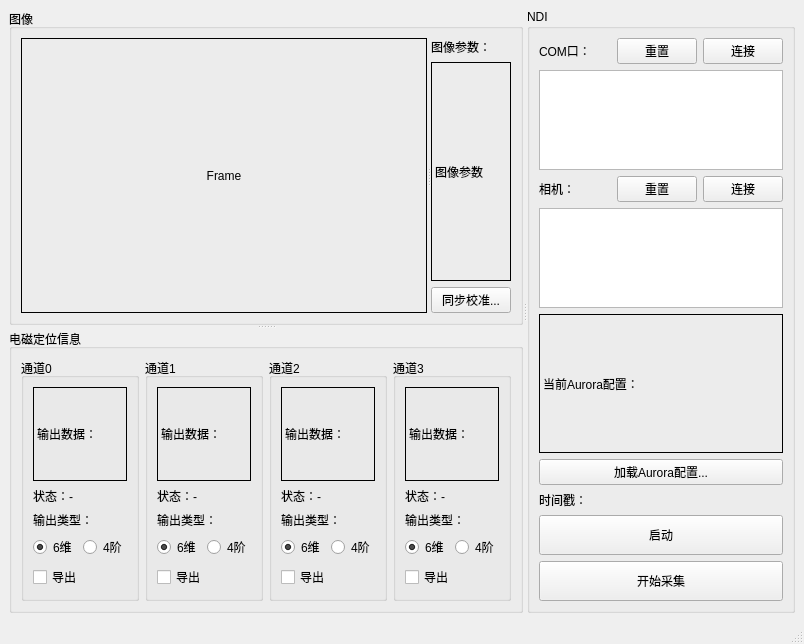
Qt form mainwindow.ui (Backlory/VideoPoseSampler_QT) before a commit.
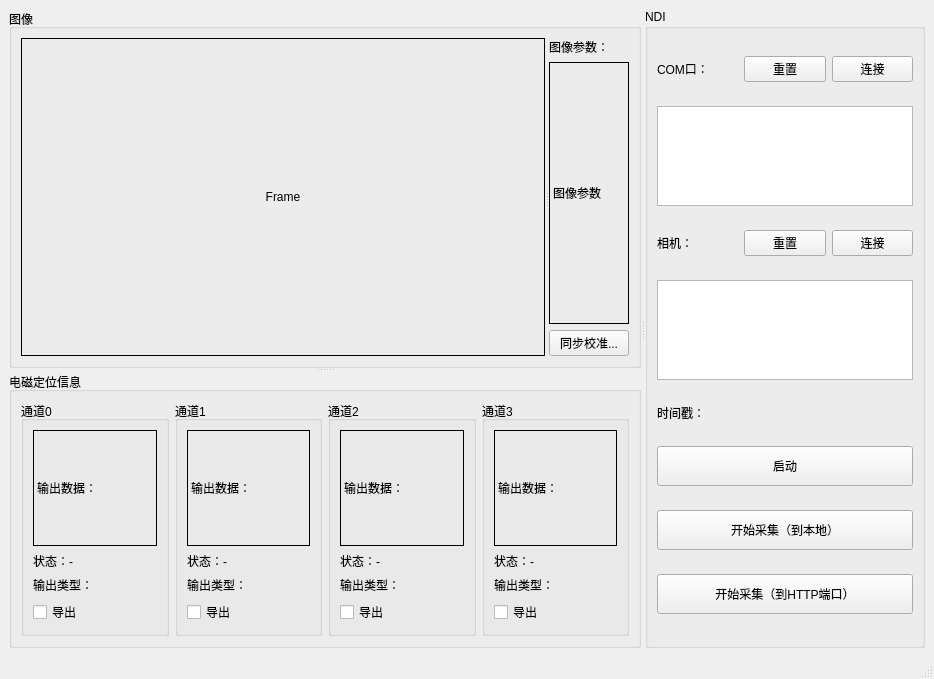
The same form after that commit.

Commit message: adjust: 修改四个位姿通道的显示逻辑； feaadd: 加入COM口检测模块；加入自定义NDI端口选择功能；完成export基础结构

The edit to the form file:
```diff
--- a/mainwindow.ui
+++ b/mainwindow.ui
@@ -6,8 +6,8 @@
    <rect>
     <x>0</x>
     <y>0</y>
-    <width>804</width>
-    <height>644</height>
+    <width>934</width>
+    <height>679</height>
    </rect>
   </property>
   <property name="windowTitle">
@@ -184,39 +184,6 @@
               </property>
              </widget>
             </item>
-            <item>
-             <layout class="QHBoxLayout" name="horizontalLayout_6">
-              <item>
-               <widget class="QRadioButton" name="NDI_Rb0_6">
-                <property name="sizePolicy">
-                 <sizepolicy hsizetype="Preferred" vsizetype="Fixed">
-                  <horstretch>0</horstretch>
-                  <verstretch>0</verstretch>
-                 </sizepolicy>
-                </property>
-                <property name="text">
-                 <string>6维</string>
-                </property>
-                <property name="checked">
-                 <bool>true</bool>
-                </property>
-               </widget>
-              </item>
-              <item>
-               <widget class="QRadioButton" name="NDI_Rb0_4">
-                <property name="sizePolicy">
-                 <sizepolicy hsizetype="Preferred" vsizetype="Fixed">
-                  <horstretch>0</horstretch>
-                  <verstretch>0</verstretch>
-                 </sizepolicy>
-                </property>
-                <property name="text">
-                 <string>4阶</string>
-                </property>
-               </widget>
-              </item>
-             </layout>
-            </item>
             <item>
              <widget class="QCheckBox" name="NDI_Cb0">
               <property name="sizePolicy">
@@ -281,39 +248,6 @@
               </property>
              </widget>
             </item>
-            <item>
-             <layout class="QHBoxLayout" name="horizontalLayout_7">
-              <item>
-               <widget class="QRadioButton" name="NDI_Rb1_6">
-                <property name="sizePolicy">
-                 <sizepolicy hsizetype="Preferred" vsizetype="Fixed">
-                  <horstretch>0</horstretch>
-                  <verstretch>0</verstretch>
-                 </sizepolicy>
-                </property>
-                <property name="text">
-                 <string>6维</string>
-                </property>
-                <property name="checked">
-                 <bool>true</bool>
-                </property>
-               </widget>
-              </item>
-              <item>
-               <widget class="QRadioButton" name="NDI_Rb1_4">
-                <property name="sizePolicy">
-                 <sizepolicy hsizetype="Preferred" vsizetype="Fixed">
-                  <horstretch>0</horstretch>
-                  <verstretch>0</verstretch>
-                 </sizepolicy>
-                </property>
-                <property name="text">
-                 <string>4阶</string>
-                </property>
-               </widget>
-              </item>
-             </layout>
-            </item>
             <item>
              <widget class="QCheckBox" name="NDI_Cb1">
               <property name="sizePolicy">
@@ -378,39 +312,6 @@
               </property>
              </widget>
             </item>
-            <item>
-             <layout class="QHBoxLayout" name="horizontalLayout_8">
-              <item>
-               <widget class="QRadioButton" name="NDI_Rb2_6">
-                <property name="sizePolicy">
-                 <sizepolicy hsizetype="Preferred" vsizetype="Fixed">
-                  <horstretch>0</horstretch>
-                  <verstretch>0</verstretch>
-                 </sizepolicy>
-                </property>
-                <property name="text">
-                 <string>6维</string>
-                </property>
-                <property name="checked">
-                 <bool>true</bool>
-                </property>
-               </widget>
-              </item>
-              <item>
-               <widget class="QRadioButton" name="NDI_Rb2_4">
-                <property name="sizePolicy">
-                 <sizepolicy hsizetype="Preferred" vsizetype="Fixed">
-                  <horstretch>0</horstretch>
-                  <verstretch>0</verstretch>
-                 </sizepolicy>
-                </property>
-                <property name="text">
-                 <string>4阶</string>
-                </property>
-               </widget>
-              </item>
-             </layout>
-            </item>
             <item>
              <widget class="QCheckBox" name="NDI_Cb2">
               <property name="sizePolicy">
@@ -475,39 +376,6 @@
               </property>
              </widget>
             </item>
-            <item>
-             <layout class="QHBoxLayout" name="horizontalLayout_9">
-              <item>
-               <widget class="QRadioButton" name="NDI_Rb3_6">
-                <property name="sizePolicy">
-                 <sizepolicy hsizetype="Preferred" vsizetype="Fixed">
-                  <horstretch>0</horstretch>
-                  <verstretch>0</verstretch>
-                 </sizepolicy>
-                </property>
-                <property name="text">
-                 <string>6维</string>
-                </property>
-                <property name="checked">
-                 <bool>true</bool>
-                </property>
-               </widget>
-              </item>
-              <item>
-               <widget class="QRadioButton" name="NDI_Rb3_4">
-                <property name="sizePolicy">
-                 <sizepolicy hsizetype="Preferred" vsizetype="Fixed">
-                  <horstretch>0</horstretch>
-                  <verstretch>0</verstretch>
-                 </sizepolicy>
-                </property>
-                <property name="text">
-                 <string>4阶</string>
-                </property>
-               </widget>
-              </item>
-             </layout>
-            </item>
             <item>
              <widget class="QCheckBox" name="NDI_Cb3">
               <property name="sizePolicy">
@@ -638,35 +506,6 @@
           </property>
          </widget>
         </item>
-        <item>
-         <widget class="QLabel" name="JsonL_Label">
-          <property name="sizePolicy">
-           <sizepolicy hsizetype="Expanding" vsizetype="Expanding">
-            <horstretch>0</horstretch>
-            <verstretch>0</verstretch>
-           </sizepolicy>
-          </property>
-          <property name="styleSheet">
-           <string notr="true">border: 1px solid black;</string>
-          </property>
-          <property name="text">
-           <string>当前Aurora配置：</string>
-          </property>
-         </widget>
-        </item>
-        <item>
-         <widget class="QPushButton" name="JsonL_Pb">
-          <property name="sizePolicy">
-           <sizepolicy hsizetype="Preferred" vsizetype="Fixed">
-            <horstretch>0</horstretch>
-            <verstretch>0</verstretch>
-           </sizepolicy>
-          </property>
-          <property name="text">
-           <string>加载Aurora配置...</string>
-          </property>
-         </widget>
-        </item>
         <item>
          <widget class="QLabel" name="TimeS_Label">
           <property name="sizePolicy">
@@ -714,7 +553,26 @@
            </size>
           </property>
           <property name="text">
-           <string>开始采集</string>
+           <string>开始采集（到本地）</string>
+          </property>
+         </widget>
+        </item>
+        <item>
+         <widget class="QPushButton" name="Export_Pb_HTTP">
+          <property name="sizePolicy">
+           <sizepolicy hsizetype="Expanding" vsizetype="Fixed">
+            <horstretch>0</horstretch>
+            <verstretch>0</verstretch>
+           </sizepolicy>
+          </property>
+          <property name="minimumSize">
+           <size>
+            <width>0</width>
+            <height>40</height>
+           </size>
+          </property>
+          <property name="text">
+           <string>开始采集（到HTTP端口）</string>
           </property>
          </widget>
         </item>
```
Left out of the diff: 4 changed lines with no effect on the pictures. The commit also changes 10 other files.
